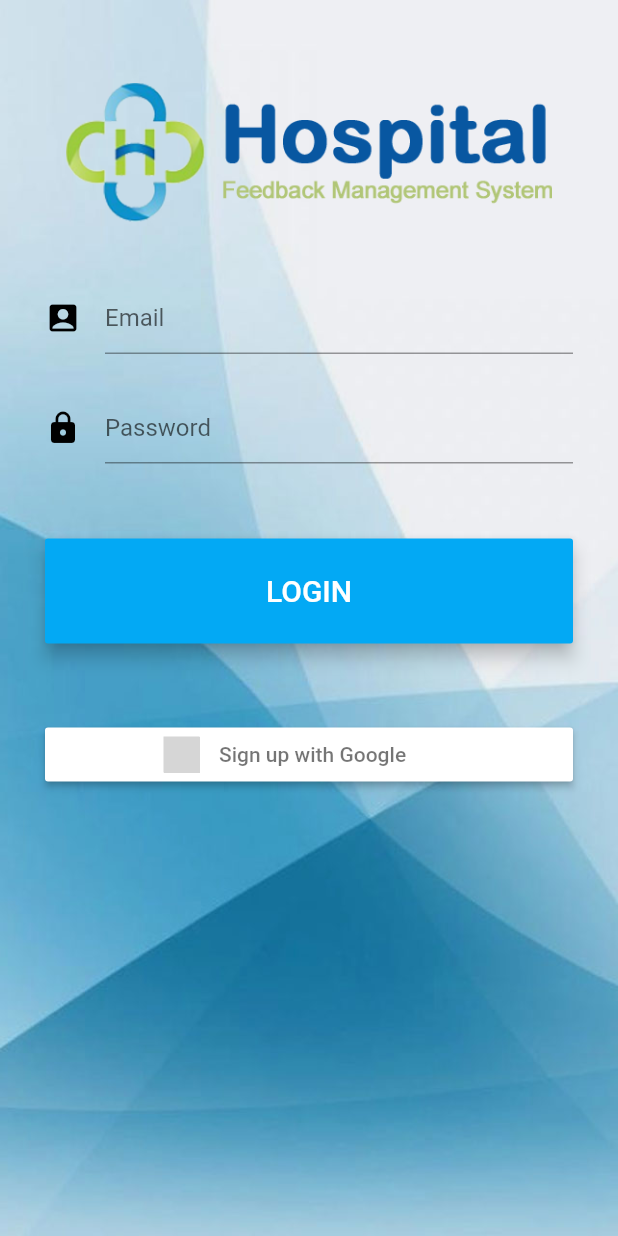
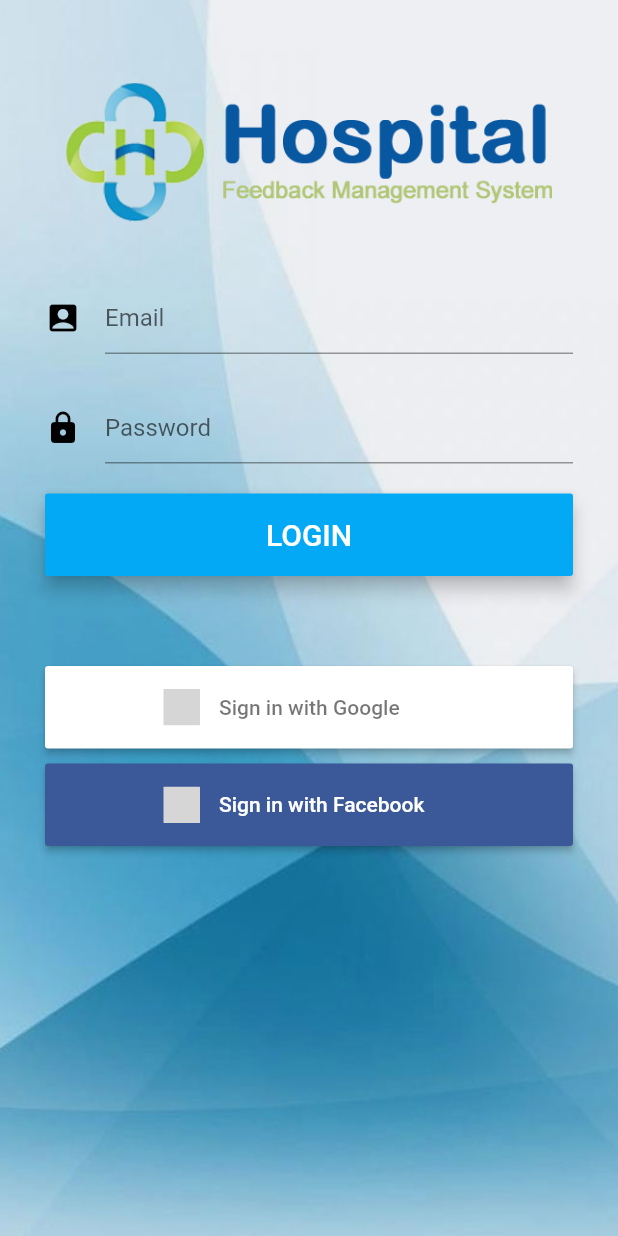
Before and after one commit to esw77277/flutter_hospital_feedback, a Flutter app: the screen it shows after launch, on a phone screen of 412 x 824 dp. Run offline on Flutter 3.47's test engine with Material 2 defaults, Android fonts, the phone set to English and light mode, and no system bars; our stand-ins replace cloud_firestore, firebase_auth, firebase_database, flutter_rating_bar, flutter_signin_button, pie_chart; missing offline and left inert: grouped_buttons; accounts and stored records are empty; generated files the repository leaves out were written again; grey boxes are pictures that could not be loaded.

Commit message:
Update login_signup_page.dart

```diff
--- a/flutter_login_demo-master/lib/pages/login_signup_page.dart
+++ b/flutter_login_demo-master/lib/pages/login_signup_page.dart
@@ -1,8 +1,8 @@
 import 'package:flutter/material.dart';
 import 'package:flutter_login_demo/services/authentication.dart';
 import 'package:flutter_signin_button/flutter_signin_button.dart';
-import'dashboard.dart';
-
+import 'dashboard.dart';
+import 'package:firebase_auth/firebase_auth.dart';
 
 class LoginSignUpPage extends StatefulWidget {
   LoginSignUpPage({this.auth, this.onSignedIn});
@@ -11,6 +11,7 @@ class LoginSignUpPage extends StatefulWidget {
   @override
   State<StatefulWidget> createState() => new _LoginSignUpPageState();
 }
+
 /*class MyApp extends StatelessWidget {
   @override
   Widget build(BuildContext context) {
@@ -24,7 +25,11 @@ class LoginSignUpPage extends StatefulWidget {
   }
 }*/
 enum FormMode { LOGIN, SIGNUP }
+
 class _LoginSignUpPageState extends State<LoginSignUpPage> {
+  TextEditingController email_controller = TextEditingController();
+  TextEditingController pwd_controller = TextEditingController();
+
   final _formKey = new GlobalKey<FormState>();
   String _email;
   String _password;
@@ -42,6 +47,7 @@ class _LoginSignUpPageState extends State<LoginSignUpPage> {
     }
     return false;
   }
+
   // Perform login or signup
   void _validateAndSubmit() async {
     setState(() {
@@ -63,7 +69,9 @@ class _LoginSignUpPageState extends State<LoginSignUpPage> {
         setState(() {
           _isLoading = false;
         });
-        if (userId != null && userId.length > 0 && _formMode == FormMode.LOGIN) {
+        if (userId != null &&
+            userId.length > 0 &&
+            _formMode == FormMode.LOGIN) {
           widget.onSignedIn();
         }
       } catch (e) {
@@ -78,12 +86,14 @@ class _LoginSignUpPageState extends State<LoginSignUpPage> {
       }
     }
   }
+
   @override
   void initState() {
     _errorMessage = "";
     _isLoading = false;
     super.initState();
   }
+
   void _changeFormToSignUp() {
     _formKey.currentState.reset();
     _errorMessage = "";
@@ -91,6 +101,7 @@ class _LoginSignUpPageState extends State<LoginSignUpPage> {
       _formMode = FormMode.SIGNUP;
     });
   }
+
   void _changeFormToLogin() {
     _formKey.currentState.reset();
     _errorMessage = "";
@@ -98,6 +109,7 @@ class _LoginSignUpPageState extends State<LoginSignUpPage> {
       _formMode = FormMode.LOGIN;
     });
   }
+
   @override
   Widget build(BuildContext context) {
     Size size = MediaQuery.of(context).size;
@@ -118,11 +130,17 @@ class _LoginSignUpPageState extends State<LoginSignUpPage> {
       ],
     ));
   }
-  Widget _showCircularProgress(){
+
+  Widget _showCircularProgress() {
     if (_isLoading) {
       return Center(child: CircularProgressIndicator());
-    } return Container(height: 0.0, width: 0.0,);
     }
+    return Container(
+      height: 0.0,
+      width: 0.0,
+    );
+  }
+
   void _showVerifyEmailSentDialog() {
     showDialog(
       context: context,
@@ -130,7 +148,8 @@ class _LoginSignUpPageState extends State<LoginSignUpPage> {
         // return object of type Dialog
         return AlertDialog(
           title: new Text("Verify your account"),
-          content: new Text("Link to verify account has been sent to your email"),
+          content:
+              new Text("Link to verify account has been sent to your email"),
           actions: <Widget>[
             new FlatButton(
               child: new Text("Dismiss"),
@@ -144,7 +163,8 @@ class _LoginSignUpPageState extends State<LoginSignUpPage> {
       },
     );
   }
-  Widget _showBody(){
+
+  Widget _showBody() {
     return new Container(
         padding: EdgeInsets.all(30.0),
         child: new Form(
@@ -165,20 +185,18 @@ class _LoginSignUpPageState extends State<LoginSignUpPage> {
               _showPasswordInput(),
               _showPrimaryButton(),
               SizedBox(
-                height: 50.0,
-                width: 50.0,
+                height: 10.0,
+                width: 10.0,
               ),
-              SignInButton(
-                Buttons.Google,
-                text: "Sign up with Google",
-                onPressed: () {},
-              ),
+              _showGoogleButton(),
+              _showFacebook(),
               //_showSecondaryButton(),
               _showErrorMessage(),
             ],
           ),
         ));
   }
+
   Widget _showErrorMessage() {
     if (_errorMessage != null && _errorMessage.length > 0) {
       return new Text(
@@ -195,15 +213,17 @@ class _LoginSignUpPageState extends State<LoginSignUpPage> {
       );
     }
   }
+
   Widget _showLogo() {
     return Padding(
-      padding: const EdgeInsets.fromLTRB(0.0,25.0, 0.0, 0.0),
+      padding: const EdgeInsets.fromLTRB(0.0, 25.0, 0.0, 0.0),
     );
     /*new Hero(
       tag: 'hero',
       child: FlutterLogo(size: 100.0),
     );*/
   }
+
   Widget _showEmailInput() {
     return Padding(
       padding: const EdgeInsets.fromLTRB(0.0, 40.0, 0.0, 0.0),
@@ -217,6 +237,8 @@ class _LoginSignUpPageState extends State<LoginSignUpPage> {
               Icons.account_box,
               color: Colors.black,
             )),
+        controller: email_controller,
+
         validator: (value) {
           if (value.isEmpty) {
             setState(() {
@@ -229,6 +251,7 @@ class _LoginSignUpPageState extends State<LoginSignUpPage> {
       ),
     );
   }
+
   Widget _showPasswordInput() {
     return Padding(
       padding: const EdgeInsets.fromLTRB(0.0, 25.0, 0.0, 0.0),
@@ -243,6 +266,7 @@ class _LoginSignUpPageState extends State<LoginSignUpPage> {
           ),
           hintText: 'Password',
         ),
+        controller: pwd_controller,
         validator: (value) {
           if (value.isEmpty) {
             setState(() {
@@ -255,35 +279,34 @@ class _LoginSignUpPageState extends State<LoginSignUpPage> {
       ),
     );
   }
-  /*Widget _showSecondaryButton() {
-    return new FlatButton(
-      child: _formMode == FormMode.LOGIN
-          ? new Text('Create an account',
-              style: new TextStyle(fontSize: 18.0, fontWeight: FontWeight.w300))
-          : new Text('Have an account? Sign in',
-              style:
-                  new TextStyle(fontSize: 18.0, fontWeight: FontWeight.w300)),
-      onPressed: _formMode == FormMode.LOGIN
-          ? _changeFormToSignUp
-          : _changeFormToLogin,
-    );
-  }*/
+
   Widget _showPrimaryButton() {
     return new Padding(
-      padding: EdgeInsets.fromLTRB(0.0, 50.0, 0.0, 0.0),
+      padding: EdgeInsets.fromLTRB(0.0, 20.0, 0.0, 0.0),
+      child: SizedBox(
+        height: 55.0,
+        child: new RaisedButton(
+          onPressed: () {
+            FirebaseAuth.instance
+                .signInWithEmailAndPassword(email: email_controller.text, password: pwd_controller.text)
+                .then((FirebaseUser user) {
+              Navigator.push(
+                context,
+                MaterialPageRoute(builder: (context) => Home()),
+              );
+            }).catchError((e) {
+              print(e);
+            });
+          },
 
-      child: SizedBox(
-        height: 70.0,
-        child: new RaisedButton(
-
-          onPressed: () {
+          /*onPressed: () {
             _formMode == FormMode.LOGIN;
             _validateAndSubmit;
             Navigator.push(
               context,
               MaterialPageRoute(builder: (context) => Home()),
             );
-          },
+          },*/
           elevation: 5.0,
           //shape: new RoundedRectangleBorder(borderRadius: new BorderRadius.circular(30.0)),
           color: Colors.lightBlue,
@@ -300,4 +323,32 @@ class _LoginSignUpPageState extends State<LoginSignUpPage> {
       ),
     );
   }
+  Widget _showGoogleButton() {
+    return new Padding(
+      padding: EdgeInsets.fromLTRB(0.0, 50.0, 0.0, 0.0),
+
+      child: SizedBox(
+          height: 55.0,
+          child: new SignInButton(
+            Buttons.Google,
+            onPressed: () {},
+          )
+      ),
+    );
   }
+
+  Widget _showFacebook() {
+    return new Padding(
+      padding: EdgeInsets.fromLTRB(0.0, 10.0, 0.0, 0.0),
+
+      child: SizedBox(
+        height: 55.0,
+        child: new SignInButton(
+          Buttons.Facebook,
+
+          onPressed: () {},
+        ),
+      ),
+    );
+  }
+}
```
Lines whose indentation alone changed are shown as unchanged.
